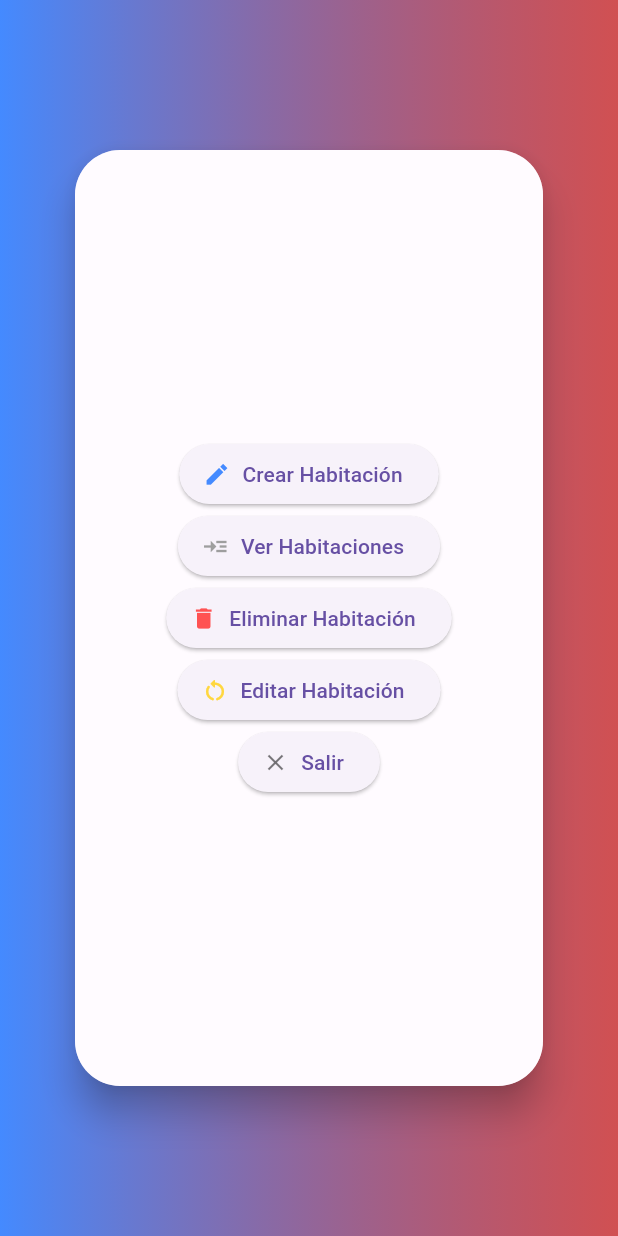
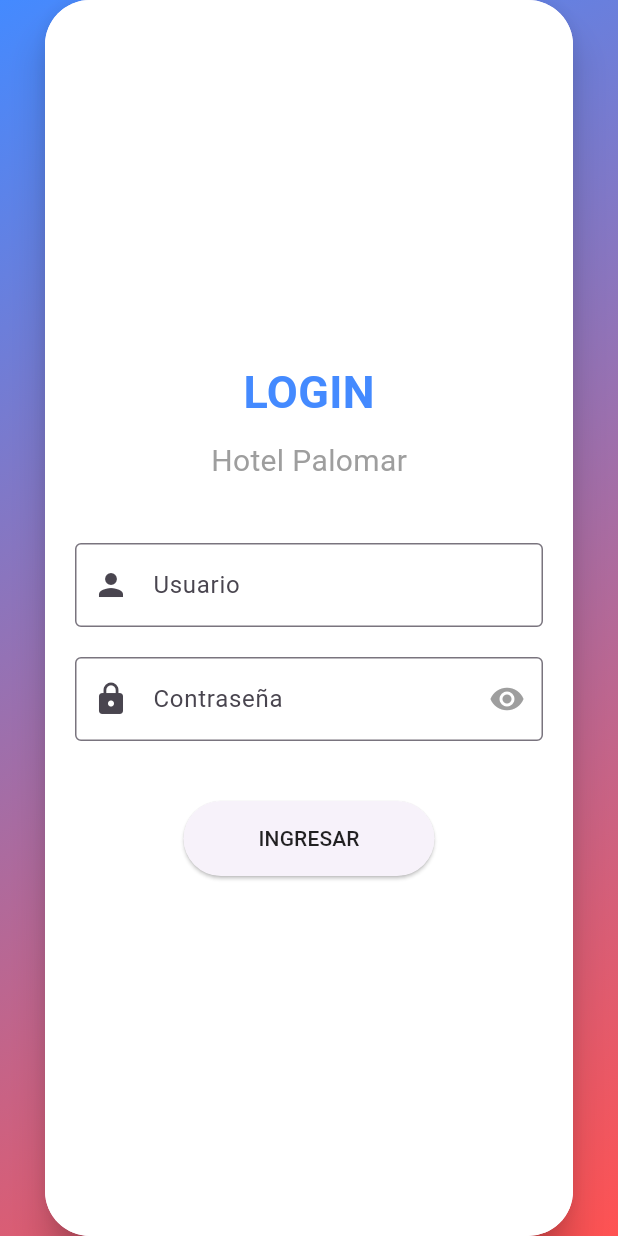
Before and after one commit to BillyCastroB/app-login-flutter, a Flutter app: the screen it shows after launch, on a phone screen of 412 x 824 dp. Run offline on Flutter 3.47's test engine with Material 3 defaults, Android fonts, the phone set to English and light mode, and no system bars.

Commit message:
se agrego el login previo al crud

```diff
--- a/lib/main.dart
+++ b/lib/main.dart
@@ -1,5 +1,6 @@
 import 'package:flutter/material.dart';
 import 'package:hotel_app/src/pages/_home_page.dart';
+import 'package:hotel_app/src/pages/login_page.dart';
 
 void main(List<String> args) {
   runApp(MyApp());
@@ -13,7 +14,7 @@ class MyApp extends StatelessWidget {
     return MaterialApp(
       debugShowCheckedModeBanner: false,
       title: 'Hotel Palomar',
-      home: HomePage(),
+      home: LoginPage(),
     );
   }
 }
--- a/lib/src/pages/_home_page.dart
+++ b/lib/src/pages/_home_page.dart
@@ -2,6 +2,7 @@ import 'package:flutter/material.dart';
 import 'package:hotel_app/src/config/create.dart';
 import 'package:hotel_app/src/config/deleteReserva.dart';
 import 'package:hotel_app/src/config/getReservas.dart';
+import 'package:hotel_app/src/pages/login_page.dart';
 
 class HomePage extends StatefulWidget {
   const HomePage({super.key});
@@ -63,7 +64,9 @@ class _HomePageState extends State<HomePage> {
                 ElevatedButton.icon(onPressed: (){},
                 icon: Icon(Icons.restart_alt_rounded, color: Colors.amberAccent,),
                 label: Text('Editar Habitación')),
-                ElevatedButton.icon(onPressed: (){},
+                ElevatedButton.icon(onPressed: (){
+                  Navigator.of(context).push(MaterialPageRoute(builder: (_) => LoginPage()));
+                },
                 icon: Icon(Icons.close_outlined, color: Colors.black54,),
                 label: Text('Salir')),
               ],
--- /dev/null
+++ b/lib/src/pages/login_page.dart
@@ -0,0 +1,141 @@
+import 'package:flutter/material.dart';
+import 'package:hotel_app/src/pages/_home_page.dart';
+
+void main() {
+  runApp(MaterialApp(
+    debugShowCheckedModeBanner: false,
+    home: LoginPage(),
+  ));
+}
+
+class LoginPage extends StatefulWidget {
+  @override
+  _LoginPageState createState() => _LoginPageState();
+}
+
+class _LoginPageState extends State<LoginPage> {
+  final TextEditingController _userController = TextEditingController();
+  final TextEditingController _passwordController = TextEditingController();
+  bool _obscureText = true;
+
+  void _login() {
+    final user = _userController.text;
+    final password = _passwordController.text;
+
+    if (user == 'palomar' && password == 'palomar') {
+      // Redirige al HomePage si las credenciales son correctas
+      Navigator.of(context).push(MaterialPageRoute(builder: (_) => HomePage()));
+    } else {
+      // Muestra un mensaje de error si las credenciales no son correctas
+      showDialog(
+        context: context,
+        builder: (context) => AlertDialog(
+          title: Text('Error'),
+          content: Text('Usuario o contraseña incorrectos.'),
+          actions: [
+            TextButton(
+              onPressed: () {
+                Navigator.pop(context);
+              },
+              child: Text('OK'),
+            ),
+          ],
+        ),
+      );
+    }
+  }
+
+  @override
+  Widget build(BuildContext context) {
+    return Scaffold(
+      body: Container(
+        decoration: BoxDecoration(
+          gradient: LinearGradient(
+            colors: [Colors.blueAccent, Colors.redAccent],
+            begin: Alignment.topLeft,
+            end: Alignment.bottomRight,
+          ),
+        ),
+        child: Center(
+          child: Padding(
+            padding: const EdgeInsets.symmetric(horizontal: 30.0),
+            child: Material(
+              elevation: 10,
+              borderRadius: BorderRadius.circular(30),
+              child: Container(
+                padding: const EdgeInsets.all(20),
+                decoration: BoxDecoration(
+                  borderRadius: BorderRadius.circular(30),
+                  color: Colors.white,
+                ),
+                child: Column(
+                  mainAxisAlignment: MainAxisAlignment.center,
+                  crossAxisAlignment: CrossAxisAlignment.center,
+                  children: [
+                    Text(
+                      'LOGIN',
+                      style: TextStyle(
+                        fontSize: 30,
+                        fontWeight: FontWeight.bold,
+                        color: Colors.blueAccent,
+                      ),
+                    ),
+                    SizedBox(height: 10),
+                    Text(
+                      'Hotel Palomar',
+                      style: TextStyle(
+                        fontSize: 20,
+                        color: Colors.grey,
+                      ),
+                    ),
+                    SizedBox(height: 40),
+                    TextField(
+                      controller: _userController,
+                      decoration: InputDecoration(
+                        labelText: 'Usuario',
+                        prefixIcon: Icon(Icons.person),
+                        border: OutlineInputBorder(),
+                      ),
+                    ),
+                    SizedBox(height: 20),
+                    TextField(
+                      controller: _passwordController,
+                      obscureText: _obscureText,
+                      decoration: InputDecoration(
+                        labelText: 'Contraseña',
+                        prefixIcon: Icon(Icons.lock),
+                        border: OutlineInputBorder(),
+                        suffixIcon: IconButton(
+                          icon: Icon(
+                            _obscureText ? Icons.visibility : Icons.visibility_off,
+                            color: Colors.grey,
+                          ),
+                          onPressed: () {
+                            setState(() {
+                              _obscureText = !_obscureText;
+                            });
+                          },
+                        ),
+                      ),
+                    ),
+                    SizedBox(height: 40),
+                    ElevatedButton(
+                      onPressed: _login,
+                      style: ElevatedButton.styleFrom(
+                        padding: EdgeInsets.symmetric(horizontal: 50, vertical: 15),
+                      ),
+                      child: Text(
+                        'INGRESAR',
+                        style: TextStyle(color: Colors.black87),
+                      ),
+                    ),
+                  ],
+                ),
+              ),
+            ),
+          ),
+        ),
+      ),
+    );
+  }
+}
--- a/pubspec.yaml
+++ b/pubspec.yaml
@@ -30,7 +30,6 @@ environment:
 dependencies:
   flutter:
     sdk: flutter
-
 
   # The following adds the Cupertino Icons font to your application.
   # Use with the CupertinoIcons class for iOS style icons.
```
Also changed, not shown: assets/logo-negro.png (added).
